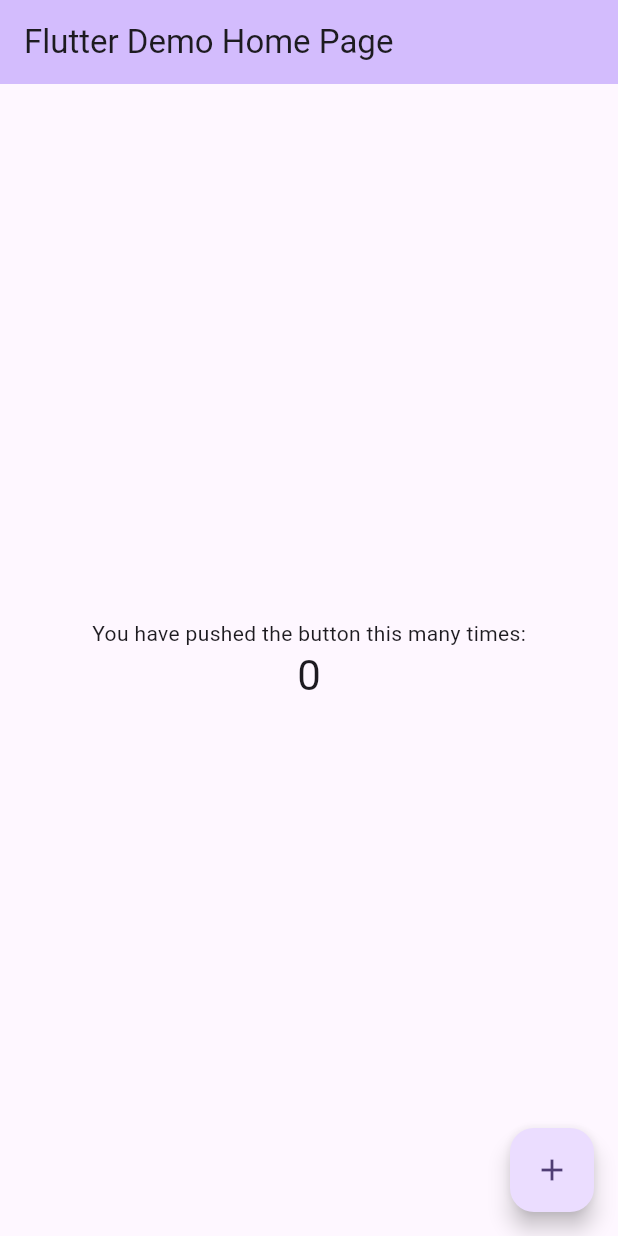
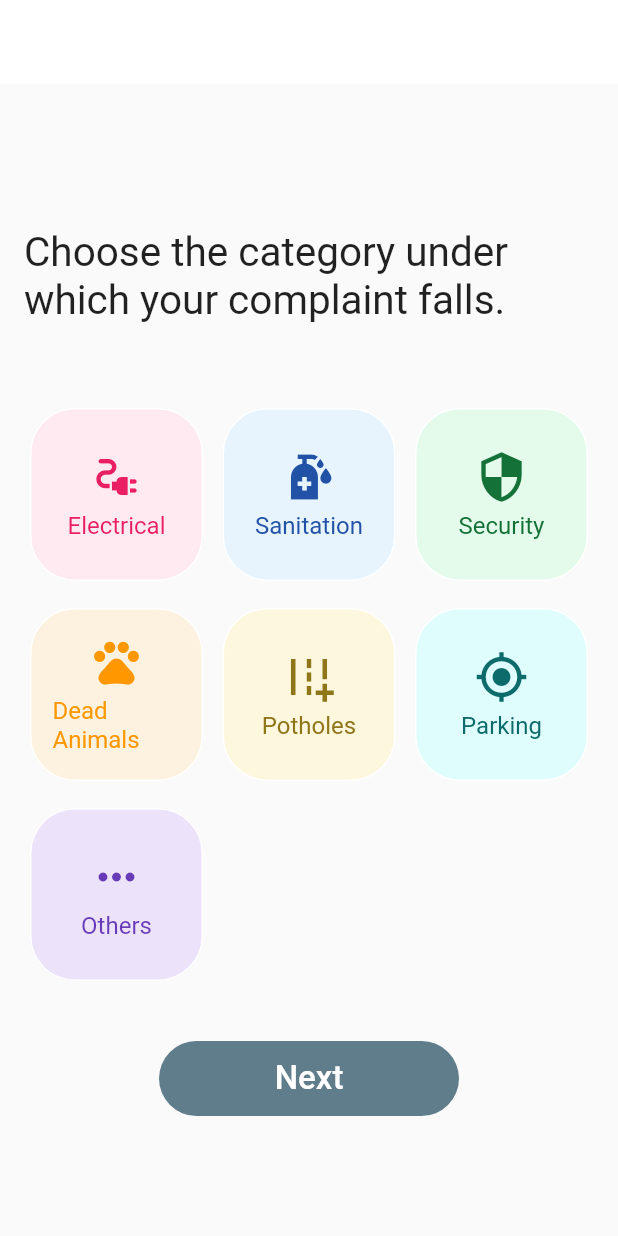
Before and after one commit to anu-shka-singh/urban-seva, a Flutter app: the screen it shows after launch, on a phone screen of 412 x 824 dp. Run offline on Flutter 3.47's test engine with Material 2 defaults, Android fonts, the phone set to English and light mode, and no system bars.

Commit message:
add complaint

```diff
--- a/lib/main.dart
+++ b/lib/main.dart
@@ -1,4 +1,6 @@
 import 'package:flutter/material.dart';
+
+import 'select_problem.dart';
 
 void main() {
   runApp(const MyApp());
@@ -12,114 +14,8 @@ class MyApp extends StatelessWidget {
   Widget build(BuildContext context) {
     return MaterialApp(
       title: 'Flutter Demo',
-      theme: ThemeData(
-        // This is the theme of your application.
-        //
-        // TRY THIS: Try running your application with "flutter run". You'll see
-        // the application has a blue toolbar. Then, without quitting the app,
-        // try changing the seedColor in the colorScheme below to Colors.green
-        // and then invoke "hot reload" (save your changes or press the "hot
-        // reload" button in a Flutter-supported IDE, or press "r" if you used
-        // the command line to start the app).
-        //
-        // Notice that the counter didn't reset back to zero; the application
-        // state is not lost during the reload. To reset the state, use hot
-        // restart instead.
-        //
-        // This works for code too, not just values: Most code changes can be
-        // tested with just a hot reload.
-        colorScheme: ColorScheme.fromSeed(seedColor: Colors.deepPurple),
-        useMaterial3: true,
-      ),
-      home: const MyHomePage(title: 'Flutter Demo Home Page'),
+
+      home: SelectUserTypePage(),
     );
   }
 }
-
-class MyHomePage extends StatefulWidget {
-  const MyHomePage({super.key, required this.title});
-
-  // This widget is the home page of your application. It is stateful, meaning
-  // that it has a State object (defined below) that contains fields that affect
-  // how it looks.
-
-  // This class is the configuration for the state. It holds the values (in this
-  // case the title) provided by the parent (in this case the App widget) and
-  // used by the build method of the State. Fields in a Widget subclass are
-  // always marked "final".
-
-  final String title;
-
-  @override
-  State<MyHomePage> createState() => _MyHomePageState();
-}
-
-class _MyHomePageState extends State<MyHomePage> {
-  int _counter = 0;
-
-  void _incrementCounter() {
-    setState(() {
-      // This call to setState tells the Flutter framework that something has
-      // changed in this State, which causes it to rerun the build method below
-      // so that the display can reflect the updated values. If we changed
-      // _counter without calling setState(), then the build method would not be
-      // called again, and so nothing would appear to happen.
-      _counter++;
-    });
-  }
-
-  @override
-  Widget build(BuildContext context) {
-    // This method is rerun every time setState is called, for instance as done
-    // by the _incrementCounter method above.
-    //
-    // The Flutter framework has been optimized to make rerunning build methods
-    // fast, so that you can just rebuild anything that needs updating rather
-    // than having to individually change instances of widgets.
-    return Scaffold(
-      appBar: AppBar(
-        // TRY THIS: Try changing the color here to a specific color (to
-        // Colors.amber, perhaps?) and trigger a hot reload to see the AppBar
-        // change color while the other colors stay the same.
-        backgroundColor: Theme.of(context).colorScheme.inversePrimary,
-        // Here we take the value from the MyHomePage object that was created by
-        // the App.build method, and use it to set our appbar title.
-        title: Text(widget.title),
-      ),
-      body: Center(
-        // Center is a layout widget. It takes a single child and positions it
-        // in the middle of the parent.
-        child: Column(
-          // Column is also a layout widget. It takes a list of children and
-          // arranges them vertically. By default, it sizes itself to fit its
-          // children horizontally, and tries to be as tall as its parent.
-          //
-          // Column has various properties to control how it sizes itself and
-          // how it positions its children. Here we use mainAxisAlignment to
-          // center the children vertically; the main axis here is the vertical
-          // axis because Columns are vertical (the cross axis would be
-          // horizontal).
-          //
-          // TRY THIS: Invoke "debug painting" (choose the "Toggle Debug Paint"
-          // action in the IDE, or press "p" in the console), to see the
-          // wireframe for each widget.
-          mainAxisAlignment: MainAxisAlignment.center,
-          children: <Widget>[
-            const Text(
-              'You have pushed the button this many times:',
-            ),
-            Text(
-              '$_counter',
-              style: Theme.of(context).textTheme.headlineMedium,
-            ),
-          ],
-        ),
-      ),
-      floatingActionButton: FloatingActionButton(
-        onPressed: _incrementCounter,
-        tooltip: 'Increment',
-        child: const Icon(Icons.add),
-      ), // This trailing comma makes auto-formatting nicer for build methods.
-    );
-  }
-}
--- /dev/null
+++ b/lib/select_problem.dart
@@ -0,0 +1,239 @@
+import 'package:flutter/material.dart';
+
+import 'complaint_record.dart';
+
+class SelectUserTypePage extends StatefulWidget {
+  @override
+  _SelectUserTypePageState createState() => _SelectUserTypePageState();
+}
+
+class _SelectUserTypePageState extends State<SelectUserTypePage> {
+  String selectedUserType = "";
+
+  void onUserTypeSelected(String userType) async {
+    setState(() {
+      selectedUserType = userType;
+    });
+  }
+
+  void navigateToSelectedPage() {
+    if (selectedUserType.isNotEmpty) {
+      Navigator.push(
+        context,
+        MaterialPageRoute(
+          builder: (context) => TakeComplain(
+            probType: selectedUserType,
+          ),
+        ),
+      );
+    }
+  }
+
+  @override
+  Widget build(BuildContext context) {
+    return Scaffold(
+        appBar: AppBar(
+          backgroundColor: Colors.white,
+          title: Text(""),
+          foregroundColor: Colors.black,
+          automaticallyImplyLeading: false,
+          elevation: 0,
+        ),
+        body: Center(
+          child: SingleChildScrollView(
+            child: Column(
+              mainAxisAlignment: MainAxisAlignment.center,
+              children: [
+                Padding(
+                  padding: EdgeInsets.all(16), // Add space at the top
+                  child: Text(
+                    "Choose the category under which your complaint falls.",
+                    style: TextStyle(fontSize: 27),
+                  ),
+                ),
+                SizedBox(height: 20),
+                Padding(
+                  padding: EdgeInsets.all(16),
+                  child: UserTypeGrid(
+                    onUserTypeSelected: onUserTypeSelected,
+                    selectedUserType: selectedUserType,
+                  ),
+                ),
+                SizedBox(height: 20),
+                Container(
+                  width: 200,
+                  height: 50,
+                  decoration: BoxDecoration(
+                    borderRadius: BorderRadius.circular(30),
+                    color: Colors.blueGrey,
+                  ),
+                  child: ElevatedButton(
+                    onPressed: navigateToSelectedPage,
+                    style: ElevatedButton.styleFrom(
+                      primary: Colors.transparent,
+                      elevation: 0,
+                      shape: RoundedRectangleBorder(
+                        borderRadius: BorderRadius.circular(30),
+                      ),
+                    ),
+                    child: Text(
+                      "Next",
+                      style: TextStyle(
+                        fontSize: 22,
+                        color: Colors.white,
+                      ),
+                    ),
+                  ),
+                ),
+              ],
+            ),
+          ),
+        ));
+  }
+}
+
+class UserTypeGrid extends StatelessWidget {
+  final Function(String) onUserTypeSelected;
+  final String selectedUserType;
+
+  UserTypeGrid(
+      {required this.onUserTypeSelected, required this.selectedUserType});
+
+  @override
+  Widget build(BuildContext context) {
+    return GridView.count(
+      crossAxisCount: 3,
+      shrinkWrap: true,
+      physics: NeverScrollableScrollPhysics(),
+      mainAxisSpacing: 10,
+      crossAxisSpacing: 5,
+      children: [
+        ProbTypeTile(
+          key: ValueKey<String>("Electrical"),
+          icon: Icons.electrical_services_outlined,
+          text: "Electrical",
+          onUserTypeSelected: onUserTypeSelected,
+          isSelected: selectedUserType == "Electrical",
+          textColor: Colors.pink,
+          colorTile: Color.fromARGB(209, 255, 230, 238),
+        ),
+        ProbTypeTile(
+          key: ValueKey<String>("Sanitation"),
+          icon: Icons.sanitizer_sharp,
+          text: "Sanitation",
+          onUserTypeSelected: onUserTypeSelected,
+          isSelected: selectedUserType == "Sanitation",
+          textColor: const Color.fromARGB(255, 33, 82, 165),
+          colorTile: Color.fromARGB(210, 227, 243, 255),
+        ),
+        ProbTypeTile(
+          key: ValueKey<String>("Security"),
+          icon: Icons.security,
+          text: "Security",
+          onUserTypeSelected: onUserTypeSelected,
+          isSelected: selectedUserType == "Security",
+          textColor: Color.fromARGB(255, 20, 114, 56),
+          colorTile: Color.fromARGB(214, 224, 251, 233),
+        ),
+        ProbTypeTile(
+          key: ValueKey<String>("Dead Animals"),
+          icon: Icons.pets,
+          text: "Dead Animals",
+          onUserTypeSelected: onUserTypeSelected,
+          isSelected: selectedUserType == "Dead Animals",
+          textColor: Colors.orange,
+          colorTile: Color.fromARGB(216, 254, 240, 218),
+        ),
+        ProbTypeTile(
+          key: ValueKey<String>("Potholes"),
+          icon: Icons.add_road,
+          text: "Potholes",
+          onUserTypeSelected: onUserTypeSelected,
+          isSelected: selectedUserType == "Potholes",
+          textColor: Color.fromARGB(255, 143, 119, 25),
+          colorTile: Color.fromARGB(221, 253, 246, 216),
+        ),
+        ProbTypeTile(
+          key: ValueKey<String>("Parking"),
+          icon: Icons.gps_fixed,
+          text: "Parking",
+          onUserTypeSelected: onUserTypeSelected,
+          isSelected: selectedUserType == "Parking",
+          textColor: Color.fromARGB(255, 13, 108, 107),
+          colorTile: Color.fromARGB(219, 219, 254, 254),
+        ),
+        ProbTypeTile(
+          key: ValueKey<String>("Others"),
+          icon: Icons.more_horiz,
+          text: "Others",
+          onUserTypeSelected: onUserTypeSelected,
+          isSelected: selectedUserType == "Others",
+          textColor: Colors.deepPurple,
+          colorTile: Color.fromARGB(217, 234, 223, 250),
+        ),
+      ],
+    );
+  }
+}
+
+class ProbTypeTile extends StatelessWidget {
+  final IconData icon;
+  final String text;
+  final Function(String) onUserTypeSelected;
+  final bool isSelected;
+  Color colorTile;
+  Color textColor;
+
+  ProbTypeTile({
+    required Key key,
+    required this.icon,
+    required this.text,
+    required this.onUserTypeSelected,
+    required this.isSelected,
+    required this.colorTile,
+    required this.textColor,
+  }) : super(key: key);
+
+  @override
+  Widget build(BuildContext context) {
+    return Card(
+      elevation: 0,
+      color: colorTile,
+      shape: RoundedRectangleBorder(
+        borderRadius: BorderRadius.circular(30),
+        side: isSelected
+            ? BorderSide(color: textColor, width: 2.0)
+            : BorderSide(color: Colors.white, width: 1.0),
+      ),
+      child: InkWell(
+        onTap: () {
+          onUserTypeSelected(text);
+        },
+        child: Padding(
+          padding: EdgeInsets.all(15),
+          child: Center(
+            child: Column(
+              mainAxisAlignment: MainAxisAlignment.center,
+              crossAxisAlignment: CrossAxisAlignment.center,
+              children: [
+                Icon(
+                  icon,
+                  size: 36,
+                  color: textColor,
+                ),
+                SizedBox(height: 5),
+                Text(
+                  text,
+                  style: TextStyle(
+                    fontSize: 16,
+                    color: textColor,
+                  ),
+                ),
+              ],
+            ),
+          ),
+        ),
+      ),
+    );
+  }
+}
```
Also changed, not shown: lib/complaint_record.dart (added, +283 -0 lines).
